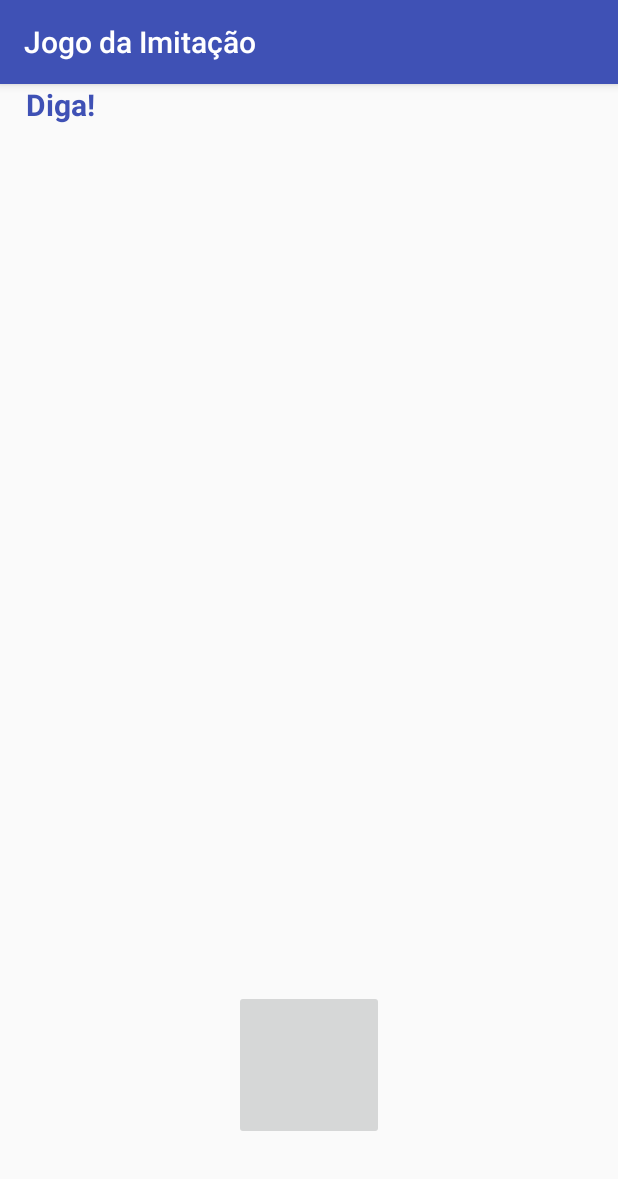
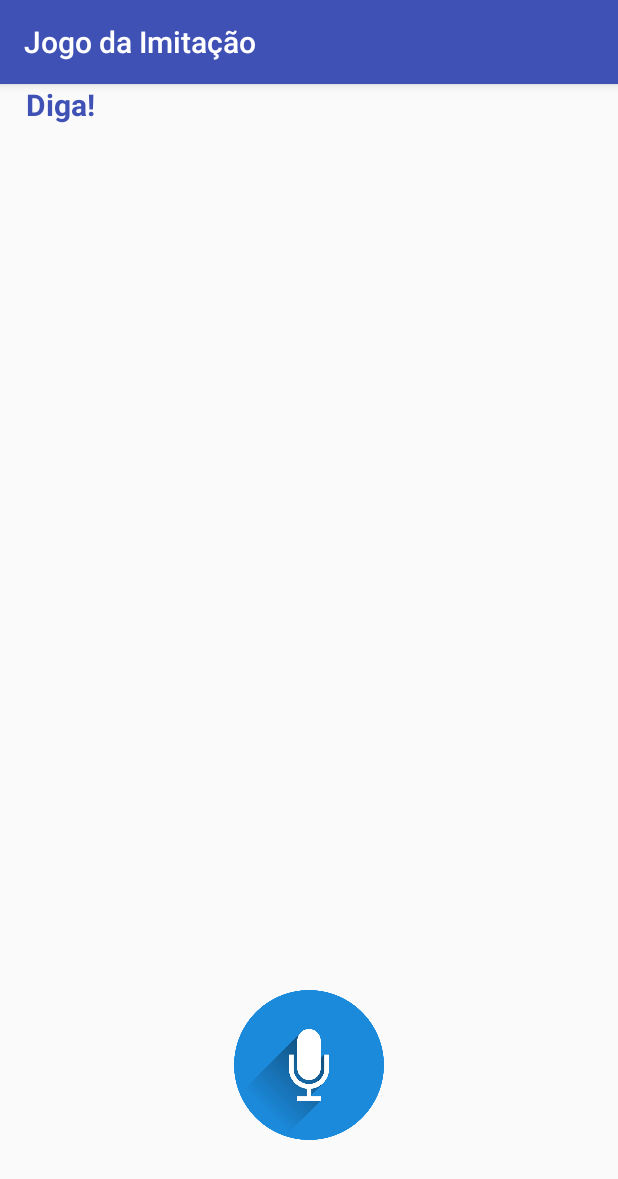
Before and after one commit to paulobazooka/jogo-da-imitacao, an Android app: the screen it shows after launch (MainActivity), on a phone screen of 412 x 824 dp. Shown: the top 1179 px of the screen. Run offline under Robolectric (Android 15) with nearby library versions, the phone set to English and light mode, and no system bars.

Commit message:
adicionando elementos na MainActivity

```diff
--- a/app/src/main/java/apps/poo2017/com/br/jogodaimitao/MainActivity.java
+++ b/app/src/main/java/apps/poo2017/com/br/jogodaimitao/MainActivity.java
@@ -1,33 +1,54 @@
 package apps.poo2017.com.br.jogodaimitao;
 
-import android.annotation.SuppressLint;
 import android.app.ActionBar;
-import android.graphics.Color;
-import android.graphics.drawable.ColorDrawable;
-import android.graphics.drawable.Drawable;
 import android.support.constraint.ConstraintLayout;
 import android.support.v7.app.AppCompatActivity;
 import android.os.Bundle;
+import android.view.View;
 import android.widget.ImageButton;
 import android.widget.TextView;
 
-import apps.poo2017.com.br.jogodaimitao.holderview.HolderView;
+import apps.poo2017.com.br.jogodaimitao.viewholder.ViewHolder;
 
-public class MainActivity extends AppCompatActivity {
 
-      private HolderView holderView = new HolderView();
+public class MainActivity extends AppCompatActivity implements View.OnClickListener{
 
-    @SuppressLint("ResourceAsColor")
+    ViewHolder mViewHolder;
+    private boolean pressed_button = false;
+
     @Override
     protected void onCreate(Bundle savedInstanceState) {
         super.onCreate(savedInstanceState);
         setContentView(R.layout.activity_main);
 
-        holderView.background = findViewById(R.id.title_panel);
-        holderView.actionBar = this.getActionBar();
-        holderView.imageButton = findViewById(R.id.imageButton);
-        holderView.textView = findViewById(R.id.textView);
+        mViewHolder = new ViewHolder();
+        this.mViewHolder.actionBar = (ActionBar) getActionBar();
+        this.mViewHolder.imageButton = (ImageButton) findViewById(R.id.imageButton);
+        this.mViewHolder.textView = (TextView) findViewById(R.id.textView);
+
+        if(!pressed_button){
+            this.mViewHolder.imageButton.setBackgroundResource(R.mipmap.microphone);
+        }
+        this.mViewHolder.imageButton.setOnClickListener(this);
+    }
 
 
+    // implementação do método onClick para descobrir quem disparou o evento de click
+    @Override
+    public void onClick(View v) {
+        int idView = v.getId();
+
+        switch (idView) {
+
+            case (R.id.imageButton):
+                if(!pressed_button){
+                    mViewHolder.imageButton.setBackgroundResource(R.mipmap.rec);
+                    pressed_button = true;
+                }else{
+                    mViewHolder.imageButton.setBackgroundResource(R.mipmap.microphone);
+                    pressed_button = false;
+                }
+                break;
+        }
     }
 }
--- a/app/src/main/java/apps/poo2017/com/br/jogodaimitao/holderview/HolderView.java
+++ /dev/null
@@ -1,27 +0,0 @@
-package apps.poo2017.com.br.jogodaimitao.holderview;
-
-import android.app.ActionBar;
-import android.media.Image;
-import android.support.constraint.ConstraintLayout;
-import android.widget.ImageButton;
-import android.widget.TextView;
-
-import apps.poo2017.com.br.jogodaimitao.MainActivity;
-import apps.poo2017.com.br.jogodaimitao.R;
-
-/**
- * Created by bazooka on 28/11/17.
- */
-
-public class HolderView {
-
-    public static ConstraintLayout background = null;
-    public static TextView textView = null;
-    public static ActionBar actionBar = null;
-    public static ImageButton imageButton = null;
-
-    public static Image microphone = R.mipmap.microphone;
-
-    public HolderView(){
-    }
-}
--- /dev/null
+++ b/app/src/main/java/apps/poo2017/com/br/jogodaimitao/viewholder/ViewHolder.java
@@ -0,0 +1,17 @@
+package apps.poo2017.com.br.jogodaimitao.viewholder;
+
+import android.app.ActionBar;
+import android.widget.ImageButton;
+import android.widget.TextView;
+
+/**
+ *  Classe para obter os objetos
+ */
+
+public class ViewHolder {
+
+    public TextView textView;
+    public ActionBar actionBar;
+    public ImageButton imageButton;
+
+}
--- a/app/src/main/res/layout/activity_main.xml
+++ b/app/src/main/res/layout/activity_main.xml
@@ -4,7 +4,6 @@
     xmlns:android="http://schemas.android.com/apk/res/android"
     xmlns:app="http://schemas.android.com/apk/res-auto"
     xmlns:tools="http://schemas.android.com/tools"
-    android:id="@+id/title_panel"
     android:layout_width="match_parent"
     android:layout_height="match_parent"
     tools:context="apps.poo2017.com.br.jogodaimitao.MainActivity">
```
Also changed, not shown: app/src/main/res/app_icon.png (deleted), app/src/main/res/headphone.png (deleted), app/src/main/res/microphone.png (deleted), app/src/main/res/mipmap-hdpi/mic.png (added), app/src/main/res/rec.png (deleted).
